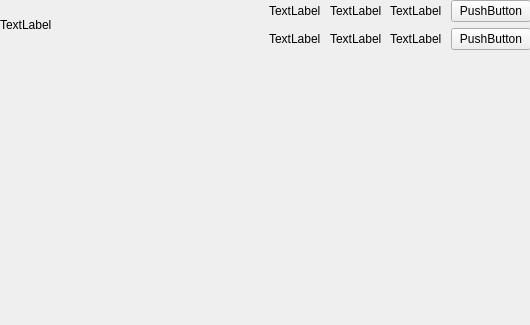
Qt form Tareas/T2/Nueva carpeta/ventana_juego.ui (minsoos/my_code-iic2233-2021-1) before a commit.
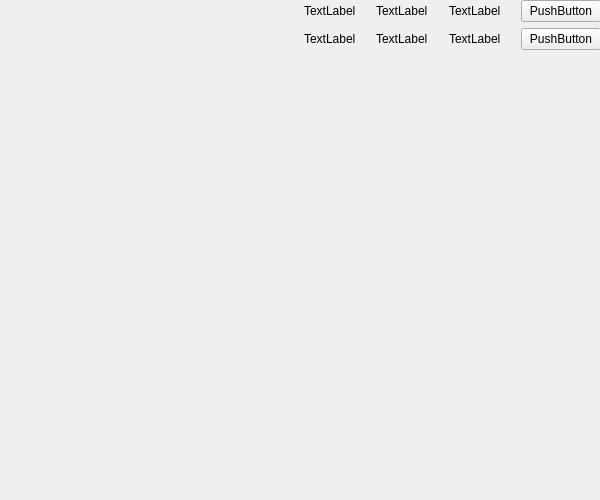
The same form after that commit.

The edit to the form file:
```diff
--- a/Tareas/T2/Nueva carpeta/ventana_juego.ui
+++ b/Tareas/T2/Nueva carpeta/ventana_juego.ui
@@ -2,14 +2,29 @@
 <ui version="4.0">
  <class>Form</class>
  <widget class="QWidget" name="Form">
+  <property name="enabled">
+   <bool>true</bool>
+  </property>
   <property name="geometry">
    <rect>
     <x>0</x>
     <y>0</y>
-    <width>530</width>
-    <height>325</height>
+    <width>600</width>
+    <height>500</height>
    </rect>
   </property>
+  <property name="minimumSize">
+   <size>
+    <width>600</width>
+    <height>500</height>
+   </size>
+  </property>
+  <property name="maximumSize">
+   <size>
+    <width>600</width>
+    <height>500</height>
+   </size>
+  </property>
   <property name="windowTitle">
    <string>Form</string>
   </property>
@@ -18,8 +33,8 @@
     <rect>
      <x>0</x>
      <y>0</y>
-     <width>531</width>
-     <height>331</height>
+     <width>601</width>
+     <height>501</height>
     </rect>
    </property>
    <layout class="QVBoxLayout" name="verticalLayout">
@@ -34,7 +49,7 @@
       <item>
        <widget class="QLabel" name="label_2">
         <property name="text">
-         <string>TextLabel</string>
+         <string/>
         </property>
        </widget>
       </item>
@@ -114,7 +129,7 @@
        <string/>
       </property>
       <property name="textFormat">
-       <enum>Qt::PlainText</enum>
+       <enum>Qt::AutoText</enum>
       </property>
      </widget>
     </item>
```
